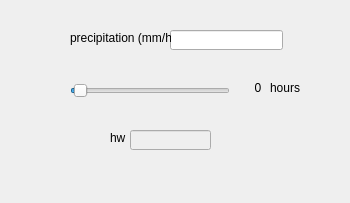
Before: the Qt Designer form betsabe/PyVista/rain.ui in BetSpaguetty/Projeto-Taludes, drawn with Qt 5.
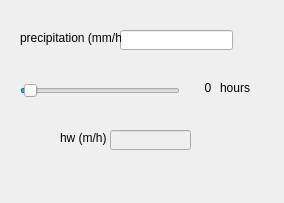
After: the same form once the commit is applied.

Commit message: bet mudou

What changed in the file:
```diff
--- a/betsabe/PyVista/rain.ui
+++ b/betsabe/PyVista/rain.ui
@@ -6,7 +6,7 @@
    <rect>
     <x>0</x>
     <y>0</y>
-    <width>350</width>
+    <width>284</width>
     <height>203</height>
    </rect>
   </property>
@@ -16,7 +16,7 @@
   <widget class="QLineEdit" name="line_edit_precipitation">
    <property name="geometry">
     <rect>
-     <x>170</x>
+     <x>120</x>
      <y>30</y>
      <width>113</width>
      <height>20</height>
@@ -29,7 +29,7 @@
    </property>
    <property name="geometry">
     <rect>
-     <x>130</x>
+     <x>110</x>
      <y>130</y>
      <width>81</width>
      <height>20</height>
@@ -42,7 +42,7 @@
   <widget class="QLabel" name="label">
    <property name="geometry">
     <rect>
-     <x>70</x>
+     <x>20</x>
      <y>30</y>
      <width>101</width>
      <height>16</height>
@@ -55,20 +55,20 @@
   <widget class="QLabel" name="label_3">
    <property name="geometry">
     <rect>
-     <x>110</x>
+     <x>60</x>
      <y>130</y>
-     <width>31</width>
+     <width>51</width>
      <height>16</height>
     </rect>
    </property>
    <property name="text">
-    <string>hw</string>
+    <string>hw (m/h)</string>
    </property>
   </widget>
   <widget class="QSlider" name="slider_hours">
    <property name="geometry">
     <rect>
-     <x>70</x>
+     <x>20</x>
      <y>80</y>
      <width>160</width>
      <height>22</height>
@@ -87,7 +87,7 @@
   <widget class="QLabel" name="label_time">
    <property name="geometry">
     <rect>
-     <x>270</x>
+     <x>220</x>
      <y>80</y>
      <width>31</width>
      <height>16</height>
@@ -100,7 +100,7 @@
   <widget class="QLabel" name="label_time_2">
    <property name="geometry">
     <rect>
-     <x>250</x>
+     <x>200</x>
      <y>80</y>
      <width>16</width>
      <height>16</height>
```
Left out of the diff: 11 changed lines with no effect on the pictures. The commit also changes 2 other files.
